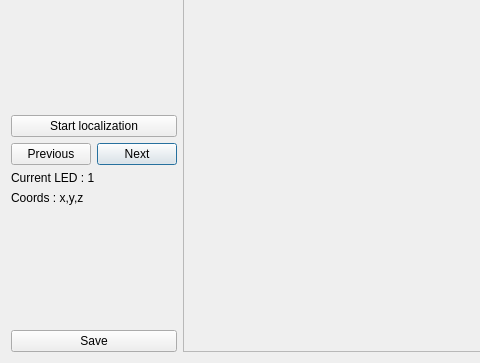
HUGrealtimeplasticbrain/realtimeEEGanalysis, file locateleds.ui: the form before one commit; both pictures show x 0 to 480 and y 119 to 482 of the 738 by 482 pixel window.
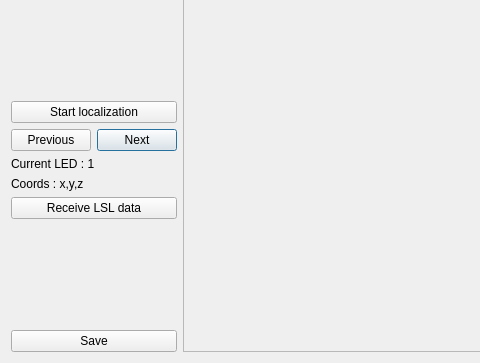
The form after the commit.

Commit message: start function to receive lsl data in locateled

Diff of the .ui file:
```diff
--- a/locateleds.ui
+++ b/locateleds.ui
@@ -112,6 +112,13 @@
        </property>
       </widget>
      </item>
+     <item>
+      <widget class="QPushButton" name="ReceiveLSLButton">
+       <property name="text">
+        <string>Receive LSL data</string>
+       </property>
+      </widget>
+     </item>
      <item>
       <spacer name="verticalSpacer">
        <property name="orientation">
```
The commit also changes 2 other files.
